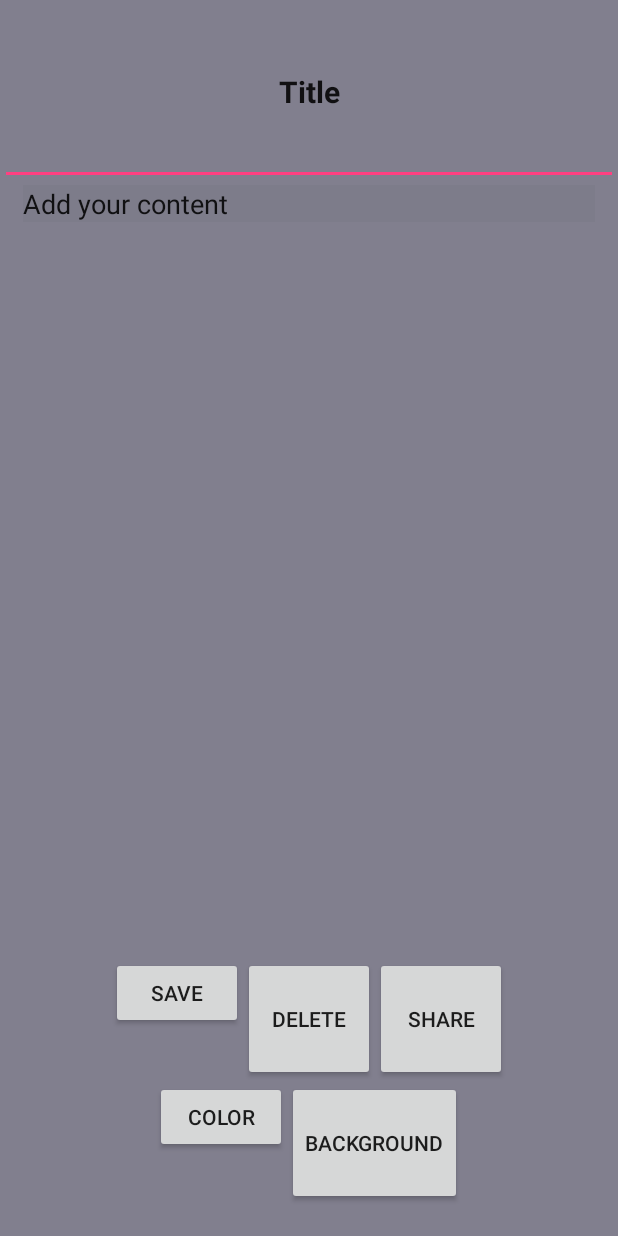
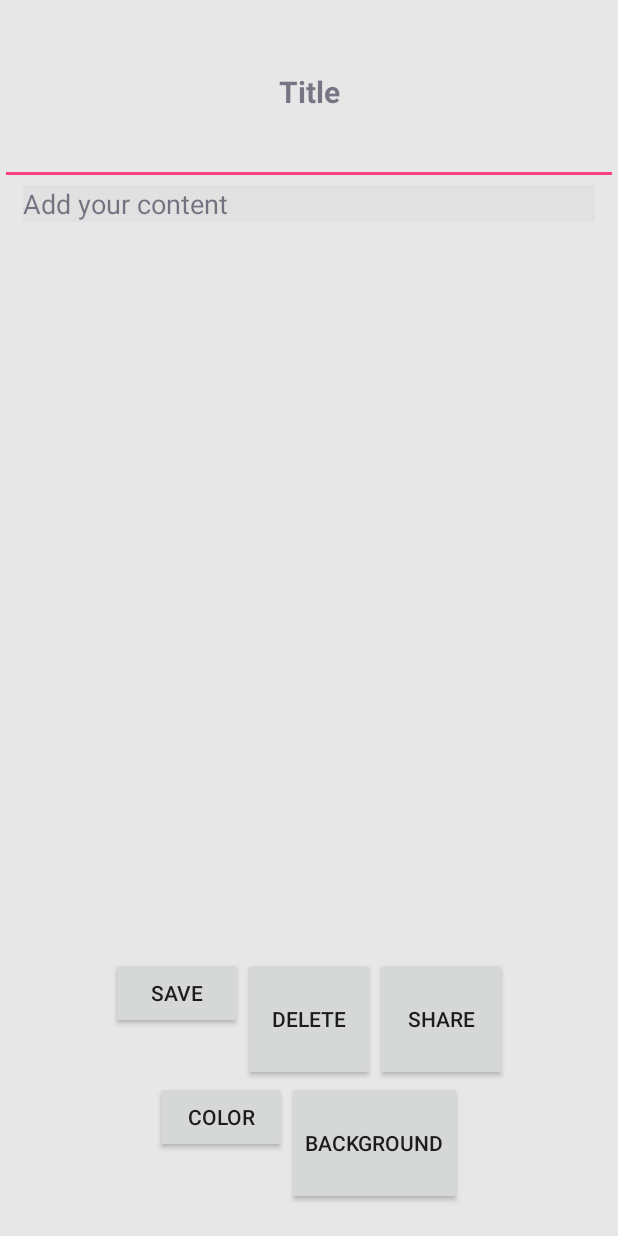
Before and after one commit to VincentGuidon/AndPad, an Android app: the NotePadActivity screen opened directly, with no data from a screen before it, after a tap on "SAVE", on a phone screen of 412 x 824 dp. Run offline under Robolectric (Android 15) with nearby library versions, the phone set to English and light mode, and no system bars.

Commit message:
update colorz ca devrait marcher maintenant

```diff
--- a/app/src/main/java/com/andpad/andpad/NotePadActivity.java
+++ b/app/src/main/java/com/andpad/andpad/NotePadActivity.java
@@ -33,13 +33,12 @@ public class NotePadActivity extends Activity implements ColorPickerDialog.OnCol
     private String          Title;
     private String          Content;
     private String          Date;
-    private int             backgroundColor;
+    private int             textColor;
     private EditText        textViewTitle;
     private EditText        textViewContent;
     private LinearLayout    ll;
 
     private String          filePath;
-    private boolean         isImage = false;
 
     @Override
     protected void onCreate(Bundle savedInstanceState) {
@@ -61,7 +60,7 @@ public class NotePadActivity extends Activity implements ColorPickerDialog.OnCol
         Title = listNote.noteList.get(position).Title;
         Content = listNote.noteList.get(position).Content;
         Date = listNote.noteList.get(position).Date;
-        backgroundColor = listNote.noteList.get(position).Color;
+        textColor = listNote.noteList.get(position).Color;
         filePath = listNote.noteList.get(position).Filepath;
 
         setContentView(R.layout.notepad_activity);
@@ -71,6 +70,9 @@ public class NotePadActivity extends Activity implements ColorPickerDialog.OnCol
         ll = (LinearLayout) findViewById(R.id.allActivityNotePad);
         textViewTitle.setText(Title);
         textViewContent.setText(Content);
+        textViewTitle.setTextColor(textColor);
+        textViewContent.setTextColor(textColor);
+
         setFilePathAsBackground(ll, filePath);
     }
 
@@ -94,7 +96,6 @@ public class NotePadActivity extends Activity implements ColorPickerDialog.OnCol
                 cursor.close();
 
                 setFilePathAsBackground(ll, filePath);
-                isImage = true;
             }
         }
     }
@@ -103,6 +104,7 @@ public class NotePadActivity extends Activity implements ColorPickerDialog.OnCol
     public void colorChanged(int color) {
         textViewContent = ((EditText) findViewById(R.id.TextViewContent));
         textViewContent.setTextColor(color);
+        textViewTitle.setTextColor(color);
     }
 
     public void changeColor(View view) {
@@ -121,17 +123,8 @@ public class NotePadActivity extends Activity implements ColorPickerDialog.OnCol
         container.Title = textViewTitle.getText().toString();
         container.Date = dateStr;
         container.Content = textViewContent.getText().toString();
-        if (!isImage)
-        {
-            ColorDrawable viewColor = (ColorDrawable) ll.getBackground();
-            container.Color = viewColor.getColor();
-            container.Filepath = null;
-        }
-        else
-        {
-            container.Color = R.color.colorMainWhite;
-            container.Filepath = filePath;
-        }
+        container.Color = textViewContent.getCurrentTextColor();
+        container.Filepath = null;
 
         listNote.noteList.remove(position);
         listNote.noteList.add(0, container);
@@ -142,18 +135,12 @@ public class NotePadActivity extends Activity implements ColorPickerDialog.OnCol
 
     private void setFilePathAsBackground(LinearLayout linearLayout, String path)
     {
-        if (path != null)
-        {
+        if (path != null &&
+                path != "") {
             Bitmap bitmap = BitmapFactory.decodeFile(path);
             BitmapDrawable bitmapDrawable = new BitmapDrawable(getResources(), bitmap);
 
             linearLayout.setBackground(bitmapDrawable);
-            isImage = true;
-        }
-        else
-        {
-            ll.setBackgroundColor(backgroundColor);
-            isImage = false;
         }
     }
 
```
